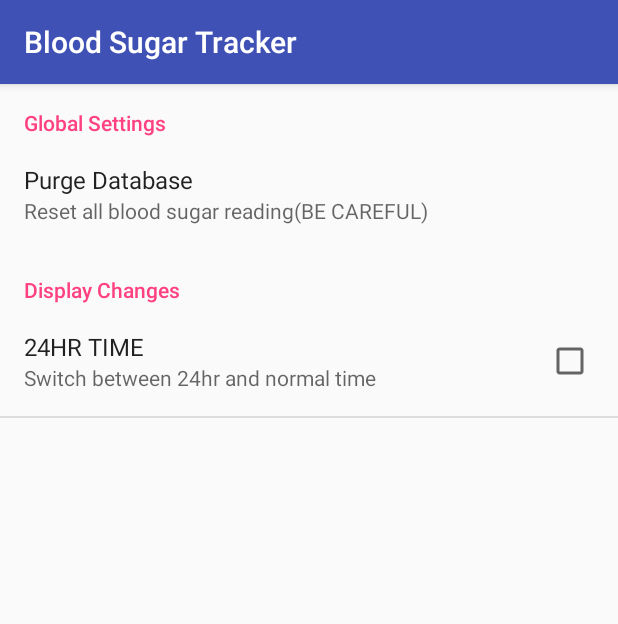
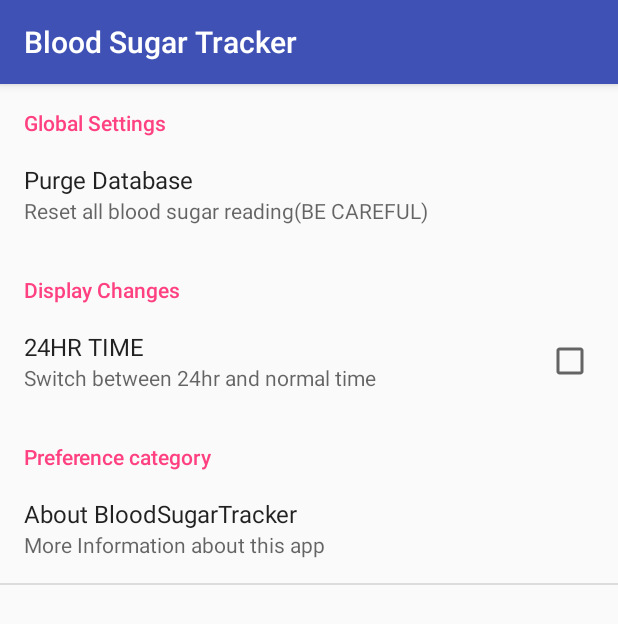
Before and after one commit to barakisbrown/BST, an Android app: the fragment SettingPreferenceFragment shown on its own in the app's theme, on a phone screen of 412 x 824 dp. Shown: the top 624 px of the screen. Run offline under Robolectric (Android 15) with nearby library versions, the phone set to English and light mode, and no system bars.

Commit message:
Updated Android Studio to 2.2 and Gradle Plugin 3.1. Plus I added new settings for the about this app because every good app needs one.

```diff
--- a/MyApplication/app/src/main/res/values/strings.xml
+++ b/MyApplication/app/src/main/res/values/strings.xml
@@ -80,4 +80,6 @@
     <string name="summary_24_hours">Switch between 24hr and normal time</string>
     <string name="bst_preferences">Preferences</string>
     <string name="bst_app_summary">Change App Settings</string>
+    <string name="app_about_settings">Preference category</string>
+    <string name="app_about_summary">More Information about this app</string>
 </resources>
--- a/MyApplication/app/src/main/res/xml/settings.xml
+++ b/MyApplication/app/src/main/res/xml/settings.xml
@@ -1,5 +1,6 @@
 <?xml version="1.0" encoding="utf-8"?>
-<PreferenceScreen xmlns:android="http://schemas.android.com/apk/res/android">
+<PreferenceScreen xmlns:tools="http://schemas.android.com/tools"
+    xmlns:android="http://schemas.android.com/apk/res/android">
 
         <PreferenceCategory android:title="@string/app_settings">
             <Preference
@@ -15,5 +16,13 @@
                 android:title="@string/_24hr_time">
             </CheckBoxPreference>
         </PreferenceCategory>
+    <PreferenceCategory android:title="@string/app_about_settings"
+        tools:title="About">
+        <Preference
+            android:title="About BloodSugarTracker"
+            android:key="aboutBST"
+            android:summary="@string/app_about_summary" />
+
+    </PreferenceCategory>
 
 </PreferenceScreen>
--- a/MyApplication/build.gradle
+++ b/MyApplication/build.gradle
@@ -5,7 +5,7 @@ buildscript {
         jcenter()
     }
     dependencies {
-        classpath 'com.android.tools.build:gradle:2.1.3'
+        classpath 'com.android.tools.build:gradle:2.2.0'
 
         // NOTE: Do not place your application dependencies here; they belong
         // in the individual module build.gradle files
```
